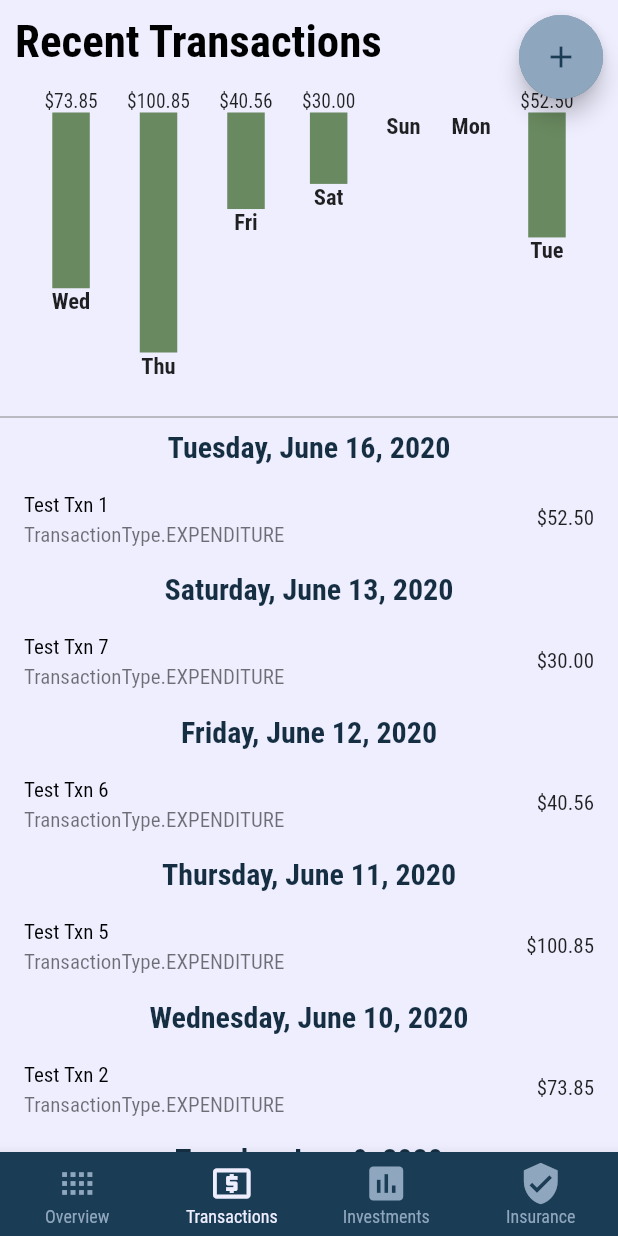
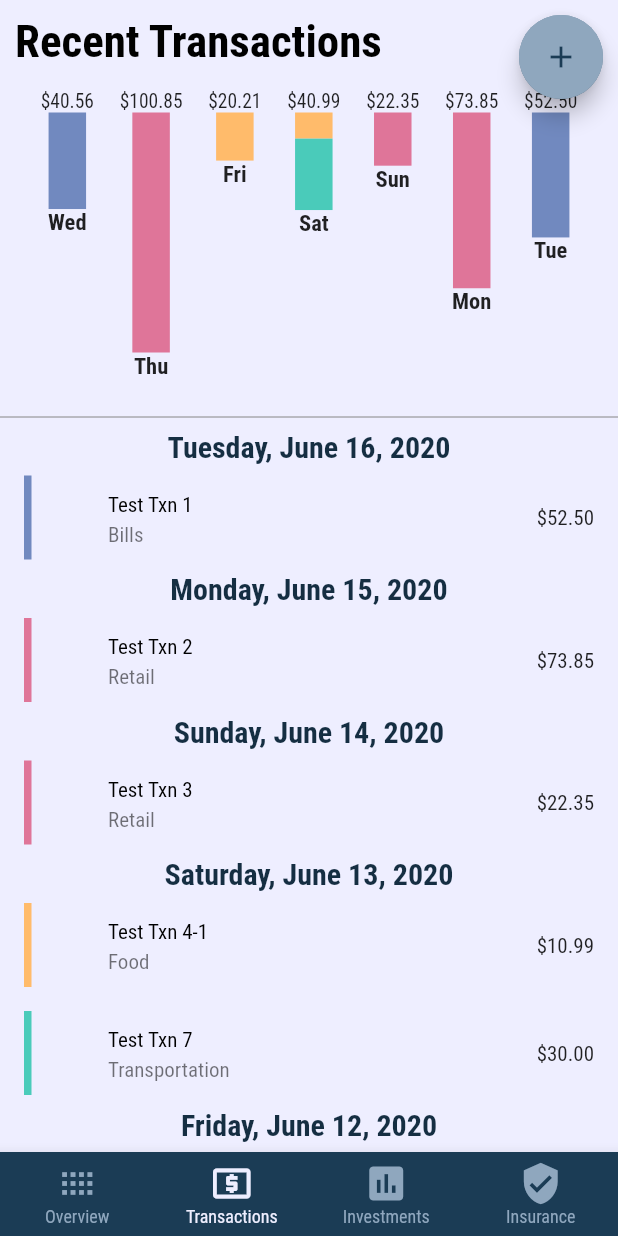
Before and after one commit to ngjunxiang/moolah, a Flutter app: the screen it shows after launch, item 2 of the bottom bar chosen, on a phone screen of 412 x 824 dp. Run offline on Flutter 3.47's test engine with Material 2 defaults, Android fonts, the phone set to English and light mode, and no system bars; our stand-ins replace simple_animations, tinycolor; statements that could not run were skipped.

Commit message:
Updated style of txn screen

```diff
--- a/lib/components/bottom_navigation_bar_controller.dart
+++ b/lib/components/bottom_navigation_bar_controller.dart
@@ -1,9 +1,9 @@
 import 'package:flutter/material.dart';
-import 'package:moolah/screens/insurance/insurance_screen.dart';
-import 'package:moolah/screens/investments/investments_screen.dart';
 
 import '../screens/overview/overview_screen.dart';
 import '../screens/transactions/transactions_screen.dart';
+import '../screens/insurance/insurance_screen.dart';
+import '../screens/investments/investments_screen.dart';
 
 class BottomNavigationBarController extends StatefulWidget {
   @override
--- a/lib/components/speed_dial.dart
+++ b/lib/components/speed_dial.dart
@@ -1,6 +1,7 @@
 import 'dart:math';
 import 'package:flutter/material.dart';
-import 'package:moolah/models/transaction.dart';
+
+import '../models/transaction.dart';
 
 class SpeedDial extends StatefulWidget {
   final Function onPressedHandler;
@@ -73,8 +74,8 @@ class _SpeedDialState extends State<SpeedDial>
   Widget _getButton(BuildContext context, String tooltip, Icon icon,
       Function onPressedHandler) {
     TransactionType transactionType = tooltip == 'Expense'
-        ? TransactionType.EXPENDITURE
-        : TransactionType.INCOME;
+        ? TransactionType.Expense
+        : TransactionType.Income;
 
     return Row(
       children: <Widget>[
--- a/lib/models/transaction.dart
+++ b/lib/models/transaction.dart
@@ -1,22 +1,37 @@
+import 'package:flutter/foundation.dart';
+
+import '../utils/enum_from_string.dart';
+
 enum TransactionType {
-    INCOME,
-    EXPENDITURE,
+  Income,
+  Expense,
+}
+
+enum ExpenseType {
+  Bills,
+  Food,
+  Retail,
+  Transportation,
 }
 
 class Transaction {
   String _id;
   String _title;
   TransactionType _transactionType;
+  ExpenseType _expenseType;
   double _amount;
   DateTime _dateTime;
 
-    Transaction(this._id, this._title, this._transactionType, this._amount, this._dateTime);
+  Transaction(this._id, this._title, this._transactionType, this._expenseType, this._amount,
+      this._dateTime);
 
   String get id => _id;
 
   String get title => _title;
 
   TransactionType get transactionType => _transactionType;
+
+  ExpenseType get expenseType => _expenseType;
 
   double get amount => _amount;
 
@@ -28,7 +43,8 @@ class Transaction {
       map['id'] = id;
     }
     map['title'] = title;
-        map['transactionType'] = transactionType;
+    map['transactionType'] = describeEnum(transactionType);
+    map['expenseType'] = enumFromString(describeEnum(expenseType), ExpenseType);
     map['amount'] = amount.toString();
     map['dateTime'] = dateTime;
 
@@ -37,9 +53,10 @@ class Transaction {
 
   Transaction.fromMapObject(Map<String, dynamic> map) {
     this._id = map['id'];
-        this._title  = map['tag'];
+    this._title = map['tag'];
     this._transactionType = map['transactionType'];
-        this._amount  = double.parse(map['amount']);
+    this._expenseType = map['expenseType'];
+    this._amount = double.parse(map['amount']);
     this._dateTime = DateTime.parse(map['dateTime']);
   }
 }
--- a/lib/providers/transactions_provider.dart
+++ b/lib/providers/transactions_provider.dart
@@ -1,5 +1,6 @@
 import 'package:flutter/foundation.dart';
-import 'package:moolah/models/transaction.dart';
+
+import '../models/transaction.dart';
 
 enum TransactionsLoadingStatus {
   NotLoaded,
@@ -11,29 +12,92 @@ class TransactionsProvider with ChangeNotifier {
   List<Transaction> _transactionsList;
 
   TransactionsLoadingStatus get status => _status;
+
   List<Transaction> get transactions => _transactionsList;
 
 //      List<Transaction>.from(_transactionsList);
 
   Future<void> fetchTransactions() async {
-    await Future.delayed(const Duration(milliseconds: 100), (){});
+    await Future.delayed(const Duration(milliseconds: 100), () {});
     final fetchedTransactions = [
-      Transaction('1', 'Test Txn 1', TransactionType.EXPENDITURE, 52.50,
-          DateTime.now()),
-      Transaction('1', 'Test Txn 2', TransactionType.EXPENDITURE, 73.85,
-          DateTime.parse('2020-06-10 00:00:00.000')),
-      Transaction('1', 'Test Txn 3', TransactionType.EXPENDITURE, 22.35,
-          DateTime.parse('2020-06-09 00:00:00.000')),
-      Transaction('1', 'Test Txn 4-1', TransactionType.EXPENDITURE, 10.99,
-          DateTime.parse('2020-06-08 00:00:00.000')),
-      Transaction('1', 'Test Txn 4-2', TransactionType.EXPENDITURE, 20.21,
-          DateTime.parse('2020-06-08 01:00:00.000')),
-      Transaction('1', 'Test Txn 5', TransactionType.EXPENDITURE, 100.85,
-          DateTime.parse('2020-06-11 00:00:00.000')),
-      Transaction('1', 'Test Txn 6', TransactionType.EXPENDITURE, 40.56,
-          DateTime.parse('2020-06-12 20:05:00.000')),
-      Transaction('1', 'Test Txn 7', TransactionType.EXPENDITURE, 30.00,
-          DateTime.parse('2020-06-13 00:00:00.000')),
+      Transaction(
+        '1',
+        'Test Txn 1',
+        TransactionType.Expense,
+        ExpenseType.Bills,
+        52.50,
+        DateTime.now(),
+      ),
+      Transaction(
+        '1',
+        'Test Txn 2',
+        TransactionType.Expense,
+        ExpenseType.Retail,
+        73.85,
+        DateTime.now().subtract(
+          Duration(days: 1),
+        ),
+      ),
+      Transaction(
+        '1',
+        'Test Txn 3',
+        TransactionType.Expense,
+        ExpenseType.Retail,
+        22.35,
+        DateTime.now().subtract(
+          Duration(days: 2),
+        ),
+      ),
+      Transaction(
+        '1',
+        'Test Txn 4-1',
+        TransactionType.Expense,
+        ExpenseType.Food,
+        10.99,
+        DateTime.now().subtract(
+          Duration(days: 3),
+        ),
+      ),
+      Transaction(
+        '1',
+        'Test Txn 4-2',
+        TransactionType.Expense,
+        ExpenseType.Food,
+        20.21,
+        DateTime.now().subtract(
+          Duration(days: 4),
+        ),
+      ),
+      Transaction(
+        '1',
+        'Test Txn 5',
+        TransactionType.Expense,
+        ExpenseType.Retail,
+        100.85,
+        DateTime.now().subtract(
+          Duration(days: 5),
+        ),
+      ),
+      Transaction(
+        '1',
+        'Test Txn 6',
+        TransactionType.Expense,
+        ExpenseType.Bills,
+        40.56,
+        DateTime.now().subtract(
+          Duration(days: 6),
+        ),
+      ),
+      Transaction(
+        '1',
+        'Test Txn 7',
+        TransactionType.Expense,
+        ExpenseType.Transportation,
+        30.00,
+        DateTime.now().subtract(
+          Duration(days: 3),
+        ),
+      ),
     ];
 
     fetchedTransactions.sort((a, b) => -a.dateTime.compareTo(b.dateTime));
--- a/lib/screens/transactions/components/bar.dart
+++ b/lib/screens/transactions/components/bar.dart
@@ -1,16 +1,18 @@
 import 'package:flutter/material.dart';
+import 'package:moolah/models/transaction.dart';
+import 'package:moolah/themes/style.dart';
 import 'package:simple_animations/simple_animations.dart';
-import 'package:tinycolor/tinycolor.dart';
 
 class Bar extends StatelessWidget {
   final double height;
   final String label;
-  final String barLabel;
+  final double barLabel;
+  final Map<ExpenseType, double> expenseData;
 
   final int _baseDurationMs = 1000;
   final double _maxElementHeight = 160;
 
-  const Bar(this.label, this.barLabel, this.height);
+  const Bar(this.label, this.barLabel, this.height, this.expenseData);
 
   @override
   Widget build(BuildContext context) {
@@ -24,16 +26,16 @@ class Bar extends StatelessWidget {
               height: (1 - animatedHeight) * _maxElementHeight,
             ),
             Text(
-              barLabel == '0.00' ? '' : '\$$barLabel',
+              barLabel == 0.0 ? '' : '\$${barLabel.toStringAsFixed(2)}',
               style: const TextStyle(
                 fontSize: 13,
               ),
             ),
-            Container(
+            ...expenseData.entries.map((entry) => Container(
               width: 25,
-              height: animatedHeight * _maxElementHeight,
-              color: TinyColor.fromString('#9FB798').darken(20).color,
-            ),
+              height: animatedHeight * _maxElementHeight * entry.value / barLabel,
+              color: ExpenseColors().getTypeColor(entry.key),
+            )).toList(),
             Text(
               label,
               style: const TextStyle(
--- a/lib/screens/transactions/components/bar_chart.dart
+++ b/lib/screens/transactions/components/bar_chart.dart
@@ -1,9 +1,9 @@
 import 'package:flutter/material.dart';
 import 'package:intl/intl.dart';
 
+import './bar.dart';
 import '../../../models/transaction.dart';
 import '../transactions_screen.dart';
-import './bar.dart';
 
 class BarChart extends StatelessWidget {
   final List<Transaction> pastWeekTransactions;
@@ -15,6 +15,12 @@ class BarChart extends StatelessWidget {
       final weekday = DateTime.now().subtract(
         Duration(days: index),
       );
+      final expenseData = {
+        ExpenseType.Bills: 0.0,
+        ExpenseType.Food: 0.0,
+        ExpenseType.Transportation: 0.0,
+        ExpenseType.Retail: 0.0,
+      };
 
       double totalSum = 0;
       for (var t in pastWeekTransactions) {
@@ -22,12 +28,17 @@ class BarChart extends StatelessWidget {
             t.dateTime.month == weekday.month &&
             t.dateTime.year == weekday.year) {
           totalSum += t.amount;
+
+          if (t.transactionType == TransactionType.Expense) {
+            expenseData.update(t.expenseType, (value) => value + t.amount);
+          }
         }
       }
 
       return {
         'day': DateFormat.E().format(weekday).substring(0, 3),
         'amount': totalSum,
+        'expenseData': expenseData,
       };
     }).reversed.toList();
   }
@@ -48,8 +59,9 @@ class BarChart extends StatelessWidget {
           children: pastWeekTransactionValues.map((t) {
             return Bar(
               t['day'],
-              t['amount'].toStringAsFixed(2),
+              t['amount'],
               maxSpending == 0.0 ? 0.0 : t['amount'] / maxSpending,
+              t['expenseData'],
             );
           }).toList(),
         ),
--- a/lib/screens/transactions/components/transaction_list.dart
+++ b/lib/screens/transactions/components/transaction_list.dart
@@ -1,7 +1,9 @@
+import 'package:flutter/foundation.dart';
 import 'package:flutter/material.dart';
 import 'package:intl/intl.dart';
 
 import '../../../models/transaction.dart';
+import '../../../themes/style.dart';
 
 class TransactionList extends StatelessWidget {
   final List<Transaction> _transactions;
@@ -39,14 +41,71 @@ class TransactionList extends StatelessWidget {
                     ),
                   ];
                 }
-                res.add(ListTile(
-                  title: Text(
-                    t.title,
-                    style: Theme.of(context).textTheme.bodyText1,
+                res.add(
+                  Dismissible(
+                    key: ValueKey(t.id),
+                    background: Container(
+                      color: Theme.of(context).errorColor,
+                      child: Icon(
+                        Icons.delete,
+                        color: Colors.white,
+                        size: 30,
+                      ),
+                      alignment: Alignment.centerRight,
+                      padding: const EdgeInsets.only(
+                        right: 10,
+                      ),
+                      margin: const EdgeInsets.symmetric(
+                        horizontal: 15,
+                        vertical: 4,
+                      ),
+                    ),
+                    direction: DismissDirection.endToStart,
+                    confirmDismiss: (direction) {
+                      return showDialog(
+                        context: context,
+                        builder: (ctx) => AlertDialog(
+                          title: Text('Are you sure?'),
+                          content: Text(
+                              'Do you want to remove this item from the cart?'),
+                          actions: <Widget>[
+                            FlatButton(
+                              onPressed: () => Navigator.of(ctx).pop(false),
+                              child: Text('No'),
+                            ),
+                            FlatButton(
+                              onPressed: () => Navigator.of(ctx).pop(true),
+                              child: Text('Yes'),
+                            ),
+                          ],
+                        ),
+                      );
+                    },
+                    onDismissed: (direction) {
+//                      Provider.of<Cart>(
+//                        context,
+//                        listen: false,
+//                      ).removeCartItem(productId);
+                    },
+                    child: ListTile(
+                      leading: Container(
+                        height: double.infinity,
+                        width: 5,
+                        color: ExpenseColors().getTypeColor(t.expenseType),
+                      ),
+                      title:
+                          Text(
+                            t.title,
+                            style: Theme.of(context).textTheme.bodyText1,
+                          ),
+
+                      subtitle: Text(t.transactionType == TransactionType.Income
+                          ? describeEnum(t.transactionType)
+                          : describeEnum(t.expenseType)),
+                      trailing: Text('\$${t.amount.toStringAsFixed(2)}'),
+                    ),
                   ),
-                  subtitle: Text(t.transactionType.toString()),
-                  trailing: Text('\$${t.amount.toStringAsFixed(2)}'),
-                ));
+                );
                 return Column(
                   children: <Widget>[...res],
                 );
--- a/lib/themes/style.dart
+++ b/lib/themes/style.dart
@@ -1,4 +1,5 @@
 import 'package:flutter/material.dart';
+import 'package:moolah/models/transaction.dart';
 import 'package:tinycolor/tinycolor.dart';
 
 ThemeData appTheme() {
@@ -54,3 +55,16 @@ ThemeData appTheme() {
     ),
   );
 }
+
+
+
+class ExpenseColors {
+  static final Map<ExpenseType, Color> expenseColor = {
+    ExpenseType.Bills: TinyColor.fromString('#7189bf').color,
+    ExpenseType.Food: TinyColor.fromString('#ffc785').darken(5).color,
+    ExpenseType.Transportation:TinyColor.fromString('#72d6c9').darken(10).color,
+    ExpenseType.Retail:TinyColor.fromString('#df7599').color,
+  };
+
+  Color getTypeColor(ExpenseType expenseType) => expenseColor[expenseType];
+}
--- /dev/null
+++ b/lib/utils/enum_from_string.dart
@@ -0,0 +1,4 @@
+dynamic enumFromString(String value, t) {
+    var enum_value = '$t.$value';
+    return t.values.firstWhere((e)=> e.toString() == enum_value, orElse: () => null);
+}
```
Also changed, not shown: lib/screens/transactions/components/transaction_modal.dart (+28 -7 lines), lib/screens/transactions/transactions_screen.dart (+4 -3 lines). Lines whose indentation alone changed are shown as unchanged.
